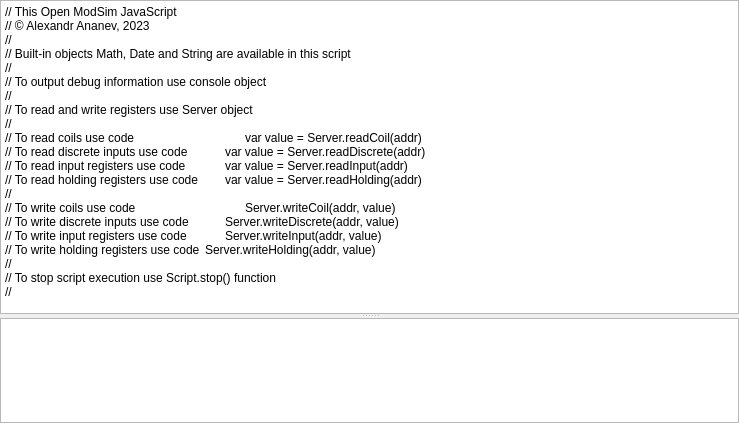
Old version of the form omodsim/controls/scriptcontrol.ui in the repository sanny32/OpenModSim.
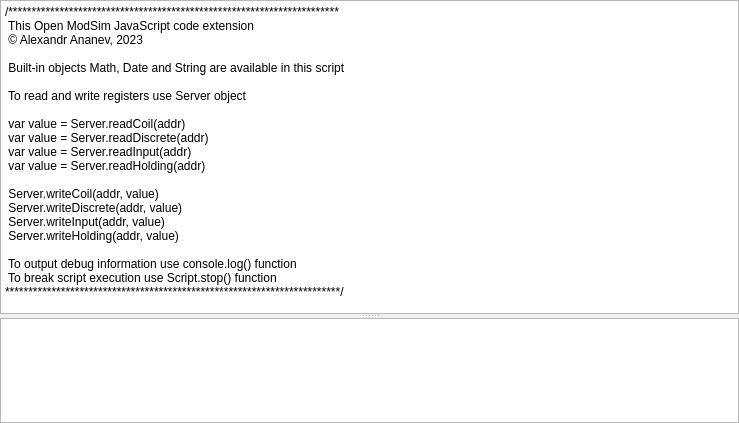
New version of the form. Custom widgets are drawn as their Qt base class.

Commit message: Correct text

Patch:
```diff
--- a/omodsim/controls/scriptcontrol.ui
+++ b/omodsim/controls/scriptcontrol.ui
@@ -36,27 +36,27 @@
        </sizepolicy>
       </property>
       <property name="plainText">
-       <string>// This Open ModSim JavaScript
-// © Alexandr Ananev, 2023
-//
-// Built-in objects Math, Date and String are available in this script
-//
-// To output debug information use console object
-//
-// To read and write registers use Server object
-//
-// To read coils use code 						var value = Server.readCoil(addr)
-// To read discrete inputs use code  		var value = Server.readDiscrete(addr)
-// To read input registers use code 		var value = Server.readInput(addr)
-// To read holding registers use code		var value = Server.readHolding(addr)
-//
-// To write coils use code						Server.writeCoil(addr, value)
-// To write discrete inputs use code		Server.writeDiscrete(addr, value)
-// To write input registers use code		Server.writeInput(addr, value)
-// To write holding registers use code	Server.writeHolding(addr, value)
-//
-// To stop script execution use Script.stop() function
-//</string>
+       <string>/***********************************************************************
+ This Open ModSim JavaScript code extension
+ © Alexandr Ananev, 2023
+
+ Built-in objects Math, Date and String are available in this script
+
+ To read and write registers use Server object
+
+ var value = Server.readCoil(addr)
+ var value = Server.readDiscrete(addr)		
+ var value = Server.readInput(addr)		
+ var value = Server.readHolding(addr)		
+
+ Server.writeCoil(addr, value)
+ Server.writeDiscrete(addr, value)
+ Server.writeInput(addr, value)	
+ Server.writeHolding(addr, value)	
+
+ To output debug information use console.log() function
+ To break script execution use Script.stop() function
+************************************************************************/</string>
       </property>
       <property name="tabStopDistance">
        <double>20.000000000000000</double>
```
